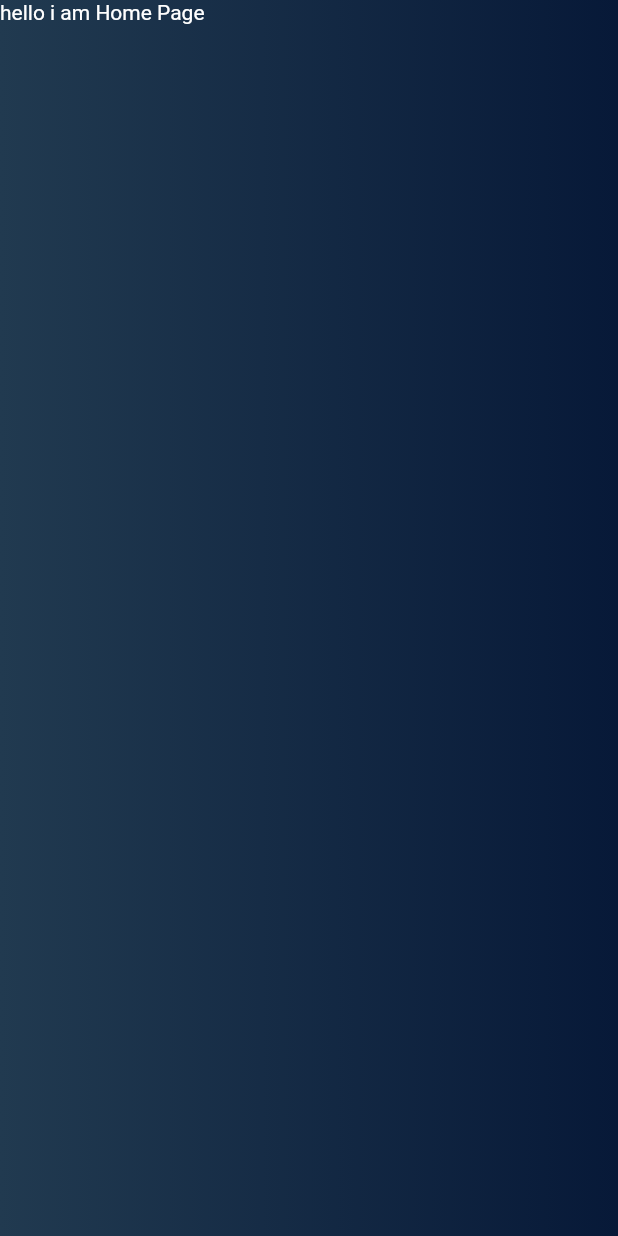
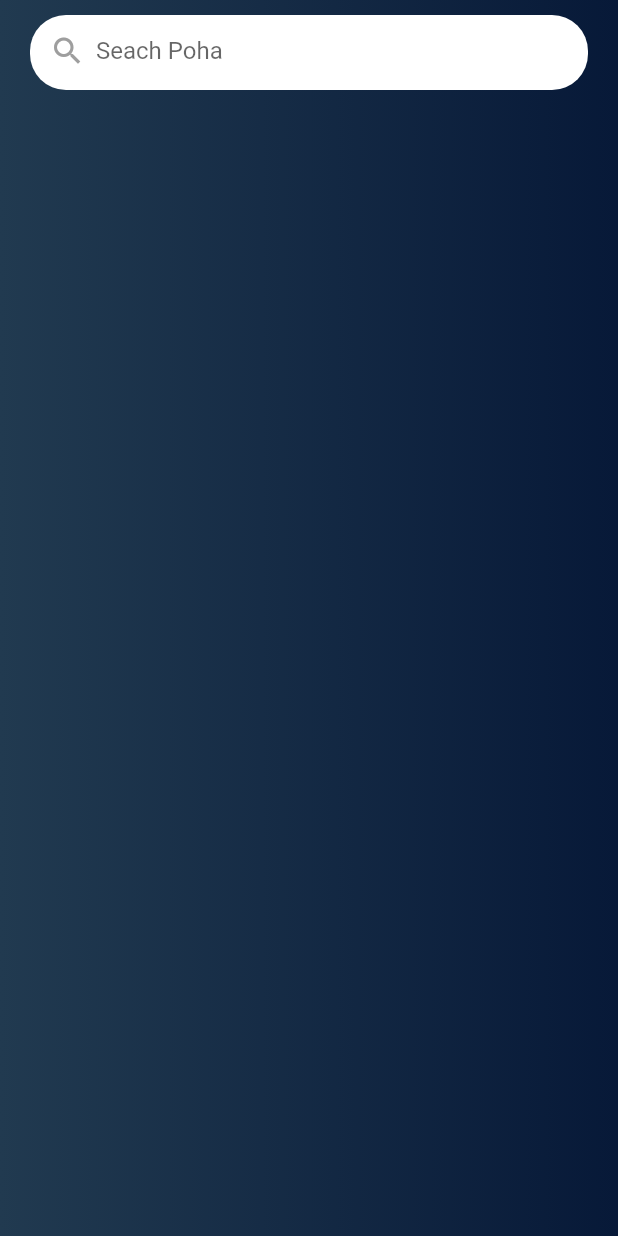
Before and after one commit to voltzylex/Food-Recepie, a Flutter app: the screen it shows after launch, on a phone screen of 412 x 824 dp. Run offline on Flutter 3.47's test engine with Material 2 defaults, Android fonts, the light colour scheme and no system bars.

Commit message:
Search bar, Random No generater

```diff
--- a/lib/home.dart
+++ b/lib/home.dart
@@ -1,3 +1,6 @@
+// ignore_for_file: prefer_const_constructors
+
+import 'dart:math';
 import 'package:flutter/material.dart';
 
 class Home extends StatefulWidget {
@@ -10,22 +13,64 @@ class Home extends StatefulWidget {
 class _HomeState extends State<Home> {
   @override
   Widget build(BuildContext context) {
+    var dish_name = ["Poha", "Ras Gulla", "Dhokla", "Wada Paw", "Manchuriyan"];
+    final _random = new Random();
+    var dish = dish_name[_random.nextInt(dish_name.length)];
     return Scaffold(
       body: Stack(
         children: <Widget>[
+          // Using Container in Stack to add Back ground Gradient Color ©️©️©️
           Container(
             height: MediaQuery.of(context).size.height,
             width: MediaQuery.of(context).size.width,
+            // Using Gradient Color Combination 💢
             decoration: BoxDecoration(
                 gradient: LinearGradient(
               colors: [Color(0xff213A50), Color(0xff071938)],
             )),
           ),
+
+          // Search Bar Code 🔎🔎🔎
+
           SafeArea(
-              child: Text(
-            'hello i am Home Page',
-            style: TextStyle(color: Colors.white),
-          ))
+            child: Container(
+              padding: EdgeInsets.symmetric(horizontal: 10),
+              margin: EdgeInsets.symmetric(vertical: 10, horizontal: 20),
+              // color: Colors.white,
+              height: 50,
+              width: MediaQuery.of(context).size.width,
+              decoration: BoxDecoration(
+                  color: Colors.white, borderRadius: BorderRadius.circular(24)),
+              child: Column(
+                children: <Widget>[
+                  Row(
+                    children: [
+                      GestureDetector(
+                          onTap: () {
+                            print("Search Me");
+                          },
+                          child: Container(
+                            child: Icon(
+                              Icons.search,
+                              color: Colors.grey,
+                            ),
+                            margin: EdgeInsets.fromLTRB(3, 0, 7, 0),
+                          )),
+                      Expanded(
+                        child: TextField(
+                          decoration: InputDecoration(
+                              hintText: 'Seach $dish',
+                              border: InputBorder.none),
+                          style: TextStyle(color: Colors.grey),
+                        ),
+                      ),
+                    ],
+                  ),
+                ],
+              ),
+            ),
+            // Search Bar Ended 🔍🔍🔍
+          ),
         ],
       ),
     );
```
